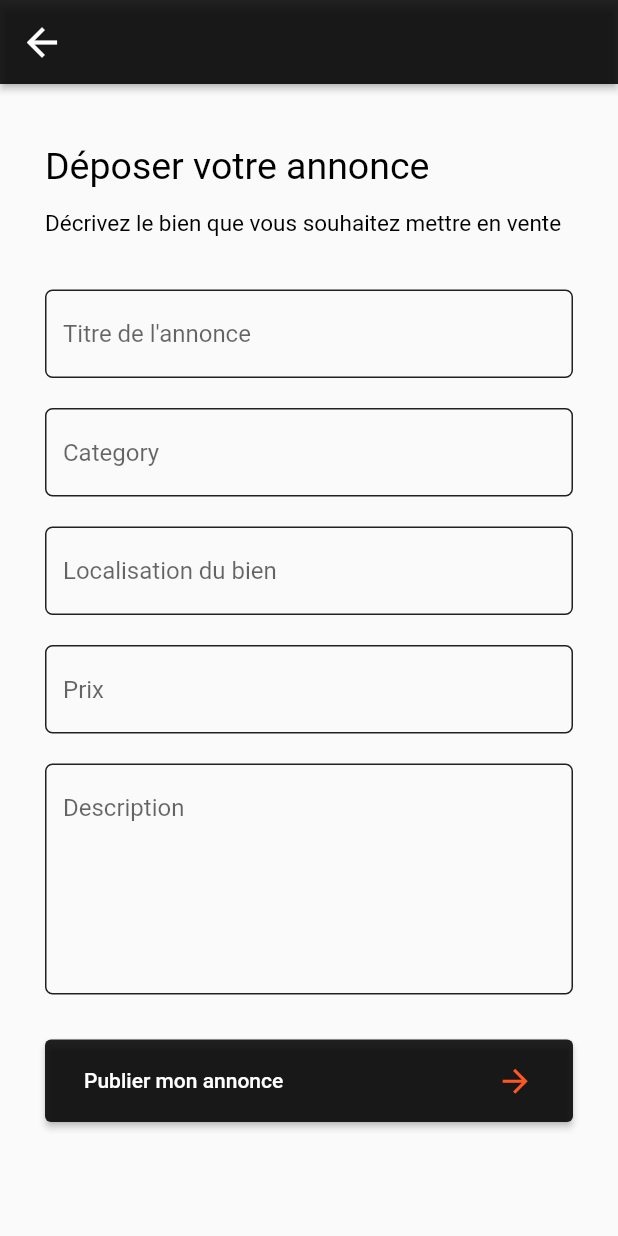
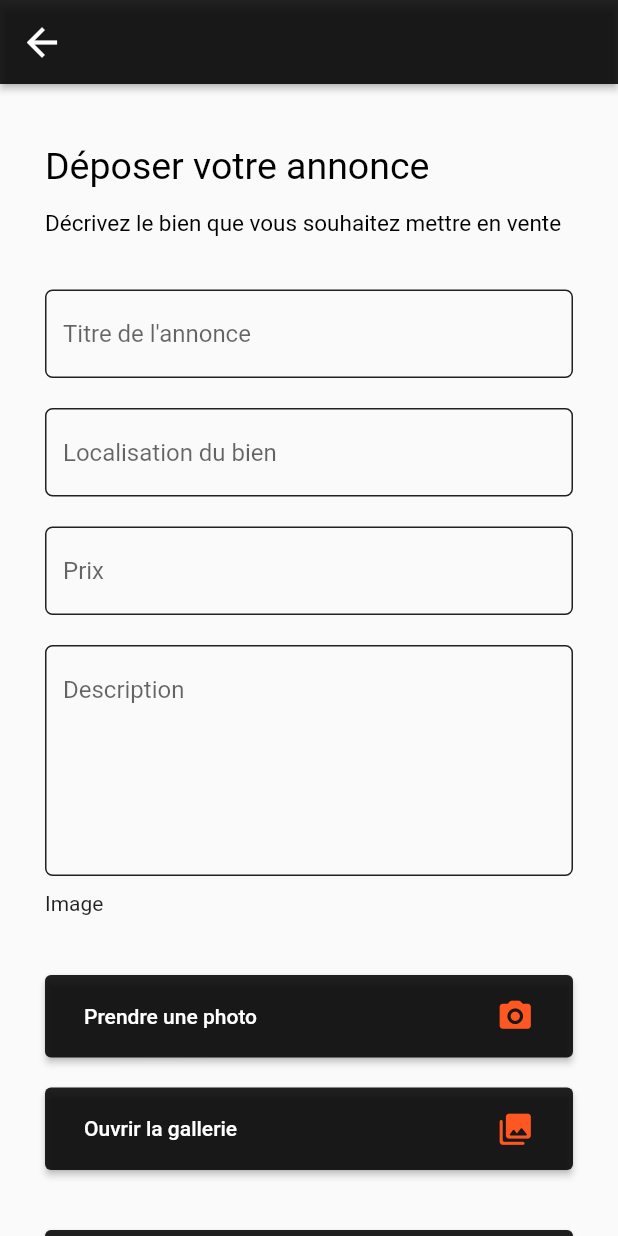
Before and after one commit to redark6/flutter_app_weapon_market, a Flutter app: the PublishAnnounceScreen screen opened directly, on a phone screen of 412 x 824 dp. Run offline on Flutter 3.47's test engine with Material 2 defaults, Android fonts, the phone set to English and light mode, and no system bars; our stand-ins replace flutter_secure_storage, full_screen_image_null_safe, image_picker; missing offline and left inert: flutter_phone_direct_caller; accounts and stored records are empty.

Commit message:
can take pictures // still wip

```diff
--- a/lib/models/create_announce .dart
+++ b/lib/models/create_announce .dart
@@ -2,19 +2,15 @@ class CreateAnnounce {
 
   final String name;
   final String content;
-  final String date;
   final String location;
   final int category;
-  final String image;
   final String price;
 
   const CreateAnnounce({
     required this.name,
     required this.content,
-    required this.date,
     required this.location,
     required this.category,
-    required this.image,
     required this.price,
   });
 
--- a/lib/views/screens/publish_announce.dart
+++ b/lib/views/screens/publish_announce.dart
@@ -1,4 +1,13 @@
+import 'dart:io';
+
 import 'package:flutter/material.dart';
+import 'package:flutter/services.dart';
+import 'package:image_picker/image_picker.dart';
+import 'package:weapon_marketplace/models/create_announce%20.dart';
+import 'package:weapon_marketplace/services/announce_service.dart';
+import 'package:weapon_marketplace/services/auth_service.dart';
+
+import '../../models/user.dart';
 
 
 class PublishAnnounceScreen extends StatefulWidget {
@@ -12,10 +21,60 @@ class PublishAnnounceScreen extends StatefulWidget {
 
 class _PublishAnnounceState extends State<PublishAnnounceScreen> {
 
+  File? imageFile;
+
+  _getFromGallery() async {
+    PickedFile? pickedFile = await ImagePicker().getImage(
+      source: ImageSource.gallery,
+      maxWidth: 1800,
+      maxHeight: 1800,
+    );
+    if (pickedFile != null) {
+      setState(() {
+        imageFile = File(pickedFile.path);
+      });
+    }
+  }
+
+  /// Get from Camera
+  _getFromCamera() async {
+    PickedFile? pickedFile = await ImagePicker().getImage(
+      source: ImageSource.camera,
+      maxWidth: 1800,
+      maxHeight: 1800,
+    );
+    if (pickedFile != null) {
+      setState(() {
+        imageFile = File(pickedFile.path);
+      });
+    }
+  }
+
+
   final GlobalKey<FormState> _formKey = GlobalKey<FormState>();
 
   @override
   Widget build(BuildContext context) {
+    AnnounceService announceService = AnnounceService();
+    AuthService authService = AuthService();
+
+    final TextEditingController titleController = TextEditingController();
+    final TextEditingController locationController = TextEditingController();
+    final TextEditingController priceController = TextEditingController();
+    final TextEditingController descriptionController = TextEditingController();
+
+    postAnnounce() {
+      User? user = authService.getCurrentUser();
+      if (user != null) {
+        announceService.postAnnounce(CreateAnnounce(name: titleController.text,
+            content: descriptionController.text,
+            location: locationController.text,
+            category: 1,
+            price: priceController.text), user.id);
+      }
+    }
+
+
     return SafeArea(
         child: Scaffold(
             appBar: AppBar(
@@ -45,14 +104,16 @@ class _PublishAnnounceState extends State<PublishAnnounceScreen> {
                             padding: EdgeInsets.only(top: 40),
                             child: Text(
                               'Déposer votre annonce',
-                              style: TextStyle(color: Colors.black, fontSize: 25.0),
+                              style: TextStyle(
+                                  color: Colors.black, fontSize: 25.0),
                             ),
                           ),
                           const Padding(
                             padding: EdgeInsets.only(top: 15),
                             child: Text(
                               'Décrivez le bien que vous souhaitez mettre en vente',
-                              style: TextStyle(color: Colors.black, fontSize: 15.0),
+                              style: TextStyle(
+                                  color: Colors.black, fontSize: 15.0),
                             ),
                           ),
                           Form(
@@ -63,20 +124,27 @@ class _PublishAnnounceState extends State<PublishAnnounceScreen> {
                                   Padding(
                                     padding: const EdgeInsets.only(top: 35),
                                     child: TextFormField(
+                                      controller: titleController,
                                       cursorColor: Colors.deepOrange,
                                       decoration: InputDecoration(
                                         hintText: "Titre de l'annonce",
                                         enabledBorder: OutlineInputBorder(
-                                          borderSide: const BorderSide(width: 1, color: Colors.black87),
-                                          borderRadius: BorderRadius.circular(5.0),
+                                          borderSide: const BorderSide(
+                                              width: 1, color: Colors.black87),
+                                          borderRadius: BorderRadius.circular(
+                                              5.0),
                                         ),
                                         focusedBorder: OutlineInputBorder(
-                                          borderSide: const BorderSide(width: 1, color: Colors.black87),
-                                          borderRadius: BorderRadius.circular(5.0),
+                                          borderSide: const BorderSide(
+                                              width: 1, color: Colors.black87),
+                                          borderRadius: BorderRadius.circular(
+                                              5.0),
                                         ),
                                         errorBorder: OutlineInputBorder(
-                                          borderSide: const BorderSide(width: 1, color: Colors.redAccent),
-                                          borderRadius: BorderRadius.circular(5.0),
+                                          borderSide: const BorderSide(width: 1,
+                                              color: Colors.redAccent),
+                                          borderRadius: BorderRadius.circular(
+                                              5.0),
                                         ),
                                       ),
                                       // The validator receives the text that the user has entered.
@@ -88,51 +156,31 @@ class _PublishAnnounceState extends State<PublishAnnounceScreen> {
                                       },
                                     ),
                                   ),
+
                                   Padding(
                                     padding: const EdgeInsets.only(top: 20),
                                     child: TextFormField(
-                                      cursorColor: Colors.deepOrange,
-                                      decoration: InputDecoration(
-                                        hintText: "Category",
-                                        enabledBorder: OutlineInputBorder(
-                                          borderSide: const BorderSide(width: 1, color: Colors.black87),
-                                          borderRadius: BorderRadius.circular(5.0),
-                                        ),
-                                        focusedBorder: OutlineInputBorder(
-                                          borderSide: const BorderSide(width: 1, color: Colors.black87),
-                                          borderRadius: BorderRadius.circular(5.0),
-                                        ),
-                                        errorBorder: OutlineInputBorder(
-                                          borderSide: const BorderSide(width: 1, color: Colors.redAccent),
-                                          borderRadius: BorderRadius.circular(5.0),
-                                        ),
-                                      ),
-                                      // The validator receives the text that the user has entered.
-                                      validator: (value) {
-                                        if (value == null || value.isEmpty) {
-                                          return 'Veuille choisir une category';
-                                        }
-                                        return null;
-                                      },
-                                    ),
-                                  ),
-                                  Padding(
-                                    padding: const EdgeInsets.only(top: 20),
-                                    child: TextFormField(
+                                      controller: locationController,
                                       cursorColor: Colors.deepOrange,
                                       decoration: InputDecoration(
                                         hintText: "Localisation du bien",
                                         enabledBorder: OutlineInputBorder(
-                                          borderSide: const BorderSide(width: 1, color: Colors.black87),
-                                          borderRadius: BorderRadius.circular(5.0),
+                                          borderSide: const BorderSide(
+                                              width: 1, color: Colors.black87),
+                                          borderRadius: BorderRadius.circular(
+                                              5.0),
                                         ),
                                         focusedBorder: OutlineInputBorder(
-                                          borderSide: const BorderSide(width: 1, color: Colors.black87),
-                                          borderRadius: BorderRadius.circular(5.0),
+                                          borderSide: const BorderSide(
+                                              width: 1, color: Colors.black87),
+                                          borderRadius: BorderRadius.circular(
+                                              5.0),
                                         ),
                                         errorBorder: OutlineInputBorder(
-                                          borderSide: const BorderSide(width: 1, color: Colors.redAccent),
-                                          borderRadius: BorderRadius.circular(5.0),
+                                          borderSide: const BorderSide(width: 1,
+                                              color: Colors.redAccent),
+                                          borderRadius: BorderRadius.circular(
+                                              5.0),
                                         ),
                                       ),
                                       // The validator receives the text that the user has entered.
@@ -145,22 +193,30 @@ class _PublishAnnounceState extends State<PublishAnnounceScreen> {
                                     ),
                                   ),
                                   Padding(
+
                                     padding: const EdgeInsets.only(top: 20),
                                     child: TextFormField(
+                                      controller: priceController,
                                       cursorColor: Colors.deepOrange,
                                       decoration: InputDecoration(
                                         hintText: "Prix",
                                         enabledBorder: OutlineInputBorder(
-                                          borderSide: const BorderSide(width: 1, color: Colors.black87),
-                                          borderRadius: BorderRadius.circular(5.0),
+                                          borderSide: const BorderSide(
+                                              width: 1, color: Colors.black87),
+                                          borderRadius: BorderRadius.circular(
+                                              5.0),
                                         ),
                                         focusedBorder: OutlineInputBorder(
-                                          borderSide: const BorderSide(width: 1, color: Colors.black87),
-                                          borderRadius: BorderRadius.circular(5.0),
+                                          borderSide: const BorderSide(
+                                              width: 1, color: Colors.black87),
+                                          borderRadius: BorderRadius.circular(
+                                              5.0),
                                         ),
                                         errorBorder: OutlineInputBorder(
-                                          borderSide: const BorderSide(width: 1, color: Colors.redAccent),
-                                          borderRadius: BorderRadius.circular(5.0),
+                                          borderSide: const BorderSide(width: 1,
+                                              color: Colors.redAccent),
+                                          borderRadius: BorderRadius.circular(
+                                              5.0),
                                         ),
                                       ),
                                       // The validator receives the text that the user has entered.
@@ -175,21 +231,28 @@ class _PublishAnnounceState extends State<PublishAnnounceScreen> {
                                   Padding(
                                     padding: const EdgeInsets.only(top: 20),
                                     child: TextFormField(
+                                      controller: descriptionController,
                                       maxLines: 6,
                                       cursorColor: Colors.deepOrange,
                                       decoration: InputDecoration(
                                         hintText: "Description",
                                         enabledBorder: OutlineInputBorder(
-                                          borderSide: const BorderSide(width: 1, color: Colors.black87),
-                                          borderRadius: BorderRadius.circular(5.0),
+                                          borderSide: const BorderSide(
+                                              width: 1, color: Colors.black87),
+                                          borderRadius: BorderRadius.circular(
+                                              5.0),
                                         ),
                                         focusedBorder: OutlineInputBorder(
-                                          borderSide: const BorderSide(width: 1, color: Colors.black87),
-                                          borderRadius: BorderRadius.circular(5.0),
+                                          borderSide: const BorderSide(
+                                              width: 1, color: Colors.black87),
+                                          borderRadius: BorderRadius.circular(
+                                              5.0),
                                         ),
                                         errorBorder: OutlineInputBorder(
-                                          borderSide: const BorderSide(width: 1, color: Colors.redAccent),
-                                          borderRadius: BorderRadius.circular(5.0),
+                                          borderSide: const BorderSide(width: 1,
+                                              color: Colors.redAccent),
+                                          borderRadius: BorderRadius.circular(
+                                              5.0),
                                         ),
                                       ),
                                       // The validator receives the text that the user has entered.
@@ -206,6 +269,83 @@ class _PublishAnnounceState extends State<PublishAnnounceScreen> {
                           ),
                           //const Spacer(),
                           Padding(
+                            padding: const EdgeInsets.only(top: 10, bottom: 10),
+                            child: Column(
+                              children: [
+                                imageFile != null ? Image.file(imageFile!,
+                                width: 160, height: 160, fit: BoxFit.cover,) : Text("Image")
+                              ],
+                            ),
+                          ),
+                          Padding(
+                            padding: const EdgeInsets.only(top: 30, bottom: 10),
+                            child: Row(
+                              children: [
+                                Expanded(
+                                  child: ElevatedButton(
+                                      style: ElevatedButton.styleFrom(
+                                        backgroundColor: Colors.black87,
+                                      ),
+                                      onPressed: () {
+                                        _getFromCamera();
+                                      },
+                                      child: Padding(
+                                        padding: const EdgeInsets.only(top: 15,
+                                            bottom: 15,
+                                            left: 10,
+                                            right: 10),
+                                        child: Row(
+                                          children: const [
+                                            Text('Prendre une photo'),
+                                            Spacer(),
+                                            Icon(
+                                              Icons.camera_alt_rounded,
+                                              color: Colors.deepOrange,
+                                              size: 25,
+                                            ),
+                                          ],
+                                        ),
+                                      )
+                                  ),
+                                )
+                              ],
+                            ),
+                          ),
+                          Padding(
+                            padding: const EdgeInsets.only(top: 10, bottom: 10),
+                            child: Row(
+                              children: [
+                                Expanded(
+                                  child: ElevatedButton(
+                                      style: ElevatedButton.styleFrom(
+                                        backgroundColor: Colors.black87,
+                                      ),
+                                      onPressed: () {
+                                        _getFromGallery();
+                                      },
+                                      child: Padding(
+                                        padding: const EdgeInsets.only(top: 15,
+                                            bottom: 15,
+                                            left: 10,
+                                            right: 10),
+                                        child: Row(
+                                          children: const [
+                                            Text('Ouvrir la gallerie'),
+                                            Spacer(),
+                                            Icon(
+                                              Icons.photo_library_rounded,
+                                              color: Colors.deepOrange,
+                                              size: 25,
+                                            ),
+                                          ],
+                                        ),
+                                      )
+                                  ),
+                                )
+                              ],
+                            ),
+                          ),
+                          Padding(
                             padding: const EdgeInsets.only(top: 30, bottom: 30),
                             child: Row(
                               children: [
@@ -215,10 +355,13 @@ class _PublishAnnounceState extends State<PublishAnnounceScreen> {
                                         backgroundColor: Colors.black87,
                                       ),
                                       onPressed: () {
-
+                                        postAnnounce();
                                       },
                                       child: Padding(
-                                        padding: const EdgeInsets.only(top: 15,bottom: 15,left: 10, right: 10),
+                                        padding: const EdgeInsets.only(top: 15,
+                                            bottom: 15,
+                                            left: 10,
+                                            right: 10),
                                         child: Row(
                                           children: const [
                                             Text('Publier mon annonce'),
@@ -236,6 +379,7 @@ class _PublishAnnounceState extends State<PublishAnnounceScreen> {
                               ],
                             ),
                           ),
+
                         ],
                       ),
                     ),
```
Also changed, not shown: lib/services/announce_service.dart (+26 -0 lines), lib/views/screens/search_announce.dart (+8 -12 lines).
